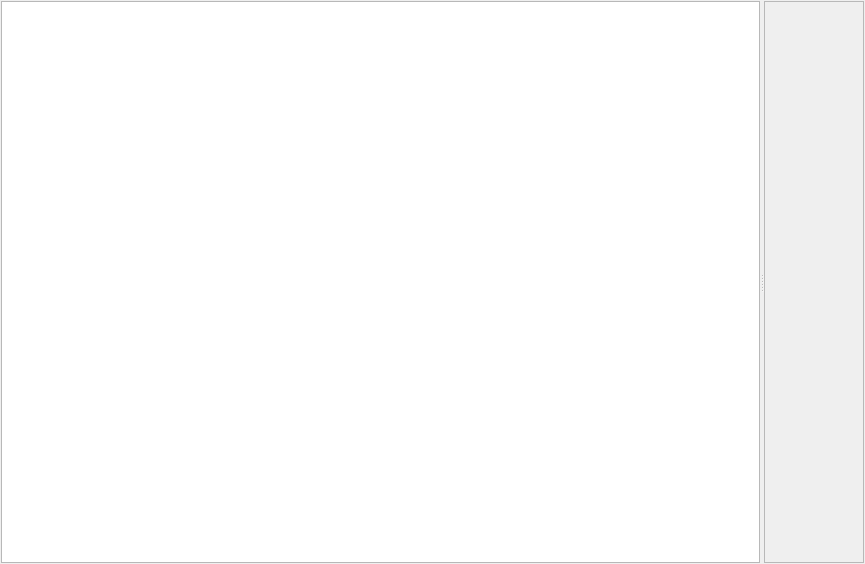
Above: client_widgets/signalanalysiswidget.ui from grigp/a-analyser before the change. Below: the same form after it.
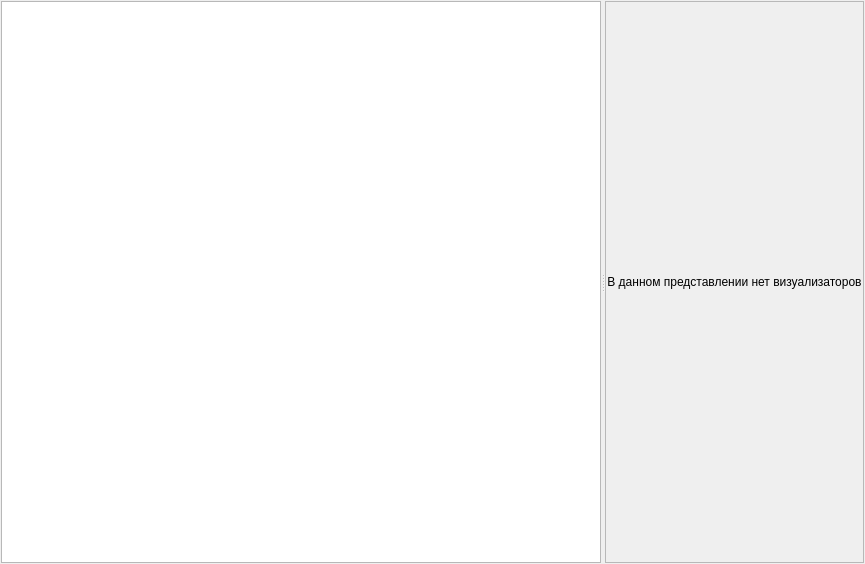
That is the form after the change.

What changed in the file:
```diff
--- a/client_widgets/signalanalysiswidget.ui
+++ b/client_widgets/signalanalysiswidget.ui
@@ -61,6 +61,33 @@
       <property name="frameShadow">
        <enum>QFrame::Raised</enum>
       </property>
+      <layout class="QVBoxLayout" name="verticalLayout">
+       <property name="spacing">
+        <number>3</number>
+       </property>
+       <property name="leftMargin">
+        <number>1</number>
+       </property>
+       <property name="topMargin">
+        <number>1</number>
+       </property>
+       <property name="rightMargin">
+        <number>1</number>
+       </property>
+       <property name="bottomMargin">
+        <number>1</number>
+       </property>
+       <item>
+        <widget class="QLabel" name="lblNoVisuals">
+         <property name="text">
+          <string>В данном представлении нет визуализаторов</string>
+         </property>
+         <property name="alignment">
+          <set>Qt::AlignCenter</set>
+         </property>
+        </widget>
+       </item>
+      </layout>
      </widget>
     </widget>
    </item>
```
Left out of the diff: 22 changed lines with no effect on the pictures.
